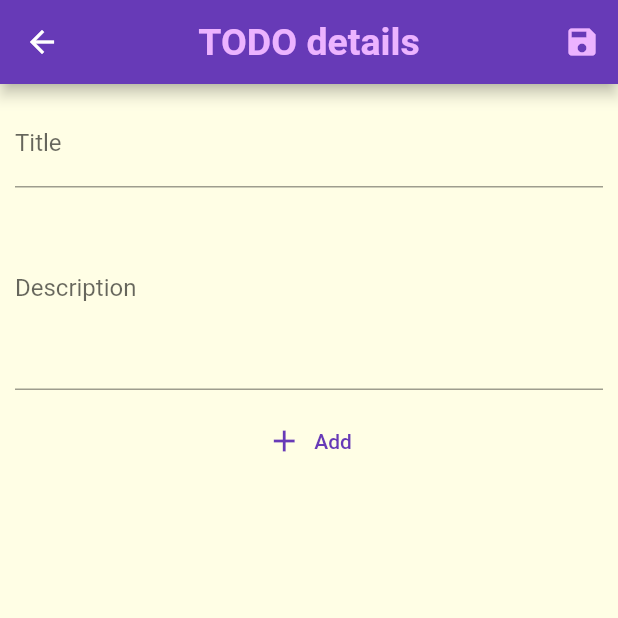
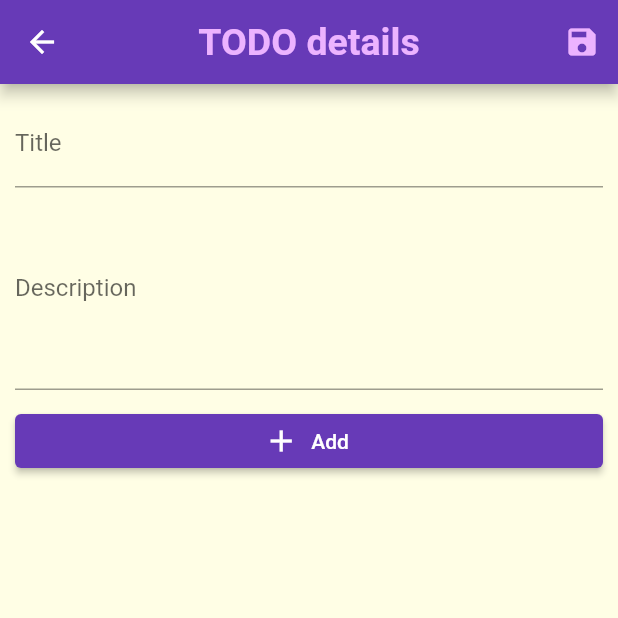
Before and after one commit to nivisi/Demon-Learning, a Flutter app: the TodoScreen screen opened by its route, on a phone screen of 412 x 824 dp, the top half of it. Run offline on Flutter 3.47's test engine with Material 2 defaults, Android fonts, the phone set to English and light mode, and no system bars.

Commit message:
change button to ElevatedButton

```diff
--- a/simple_todo/lib/presentation/feature/todo/todo_screen.dart
+++ b/simple_todo/lib/presentation/feature/todo/todo_screen.dart
@@ -177,7 +177,7 @@ class _TodoScreenState extends State<TodoScreen> {
               const SizedBox(
                 height: 10,
               ),
-              TextButton.icon(
+              ElevatedButton.icon(
                 onPressed: () {
                   _saveForm();
                 },
```
